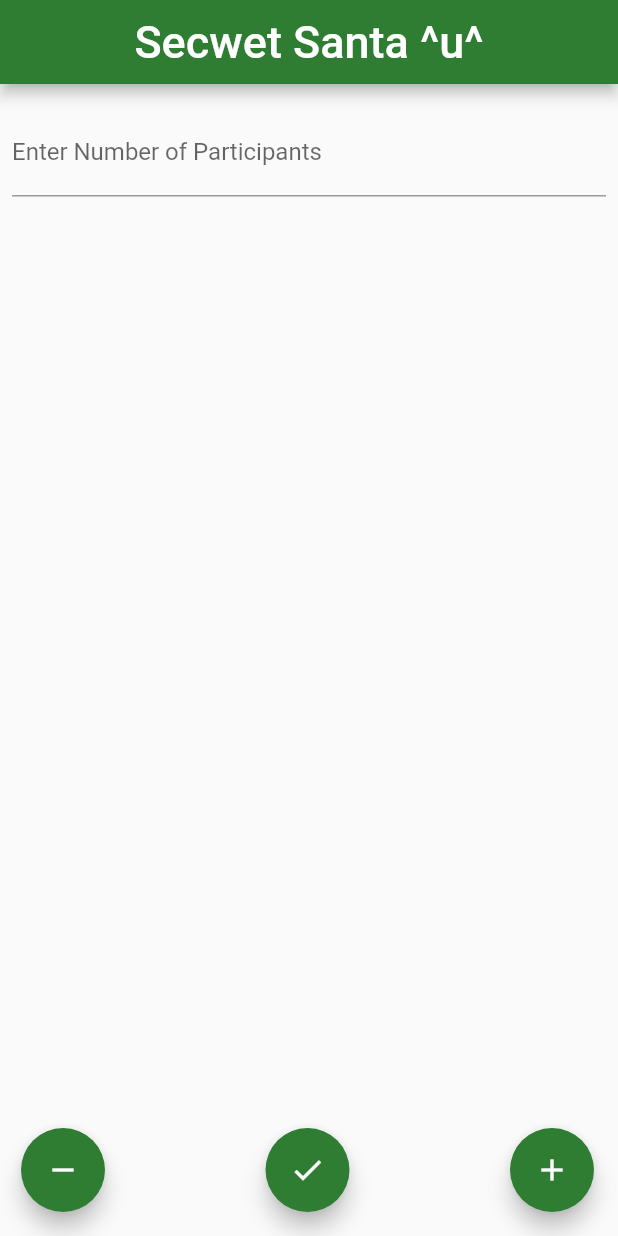
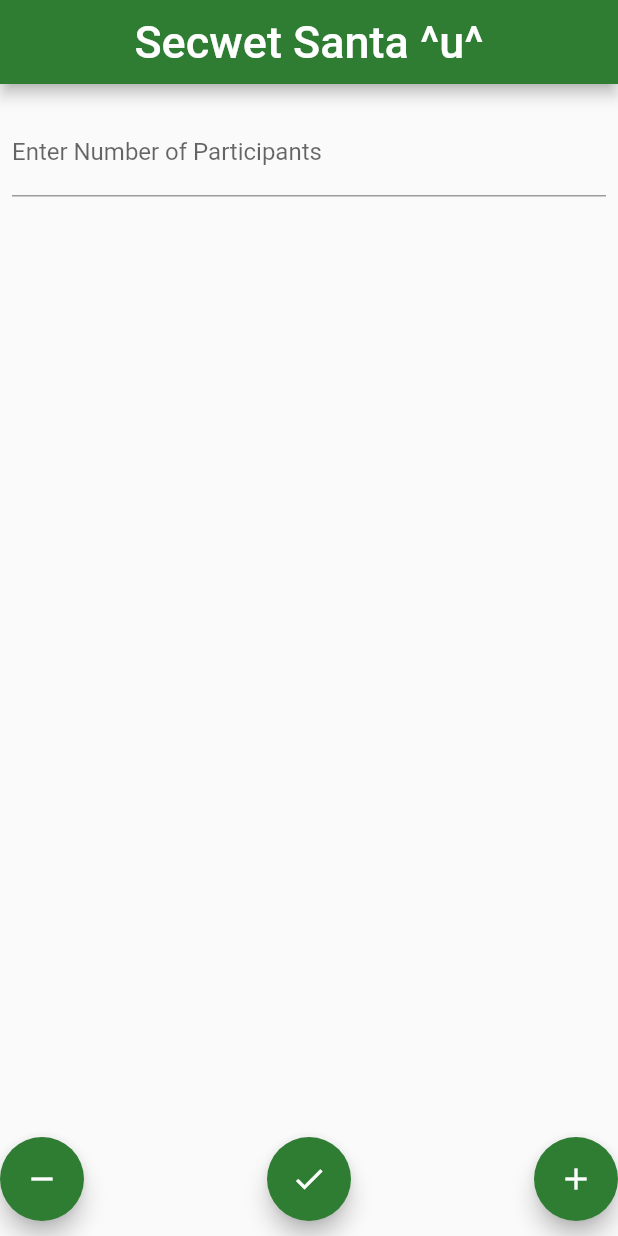
Before and after one commit to Wonton-Jon/Secret-Santa, a Flutter app: the screen it shows after launch, on a phone screen of 412 x 824 dp. Run offline on Flutter 3.47's test engine with Material 2 defaults, Android fonts, the phone set to English and light mode, and no system bars; missing offline and left inert: dart:ffi, flutter_email_sender.

Commit message:
modularized code and updated ui

```diff
--- a/secret_santa/lib/UserData.dart
+++ b/secret_santa/lib/UserData.dart
@@ -37,6 +37,7 @@ class UserData {
         child: Column(
           children: [
             nameTextField = TextField(
+              textInputAction: TextInputAction.next,
               onChanged: (value) {
                 print('vlaue is $value');
                 name = _nameController.text.trim();
@@ -61,6 +62,7 @@ class UserData {
               ),
             ),
             emailTextField = TextField(
+              textInputAction: TextInputAction.next,
               onChanged: (value) {
                 print('calue is $value');
                 email = _emailController.text.trim();
--- a/secret_santa/lib/main.dart
+++ b/secret_santa/lib/main.dart
@@ -89,7 +89,7 @@ class _MyHomePageState extends State<MyHomePage> {
   @override
   Widget build(BuildContext context) {
     return Scaffold(
-      resizeToAvoidBottomInset: false,
+      resizeToAvoidBottomInset: true,
       appBar: AppBar(
         title: Text(
           widget.title,
@@ -105,27 +105,18 @@ class _MyHomePageState extends State<MyHomePage> {
             mainAxisAlignment: MainAxisAlignment.start,
             children: <Widget>[
               getParticpantTextField(),
-              Padding(
-                  padding: const EdgeInsets.symmetric(
-                      horizontal: 25.0, vertical: 0.0),
-                  child: Text(
-                    getErrorMessage(errorCode),
-                    style: TextStyle(
-                        fontSize: 15,
-                        fontWeight: FontWeight.w500,
-                        color: Colors.red),
-                  )),
+              printErrorMessage(),
               //If the number of participants is zero, create an empty container,
               //Otherwise create the list of data
               participants == 0
                   ? Container()
                   : Container(
-
                       height: 550,
-                    decoration:  BoxDecoration(
-                      border: Border.all(color: Colors.transparent, width: 1.5),
-                      borderRadius: BorderRadius.circular(24)
-                    ),
+                      decoration: BoxDecoration(
+                          color: Colors.transparent,
+                          border:
+                              Border.all(color: Colors.transparent, width: 1.5),
+                          borderRadius: BorderRadius.circular(24)),
                       child: ListView.builder(
                         physics: AlwaysScrollableScrollPhysics(),
                         itemCount: participantList.length,
@@ -142,8 +133,11 @@ class _MyHomePageState extends State<MyHomePage> {
       //========================================================================
       // Placement for the increment and decrement buttons
       //========================================================================
-      floatingActionButton: Padding(
-        padding: EdgeInsets.only(left: 30),
+      bottomNavigationBar:
+      SizedBox(
+        height: 68,
+        child: Padding(
+          padding: EdgeInsets.only(bottom: 10),
           child: Row(
             crossAxisAlignment: CrossAxisAlignment.end,
             children: [
@@ -153,6 +147,7 @@ class _MyHomePageState extends State<MyHomePage> {
               Expanded(child: Container()),
               getIncrementDecrementButton(true)
             ],
+          ),
         ),
       ),
     );
@@ -194,6 +189,19 @@ class _MyHomePageState extends State<MyHomePage> {
     );
   }
 
+  Widget printErrorMessage() {
+    return Padding(
+            padding: const EdgeInsets.symmetric(
+                horizontal: 25.0, vertical: 0.0),
+            child: Text(
+              getErrorMessage(errorCode),
+              style: TextStyle(
+                  fontSize: 15,
+                  fontWeight: FontWeight.w500,
+                  color: Colors.red),
+            ));
+  }
+
   //==================================================================
   // Will return a button to increment of decrement the participants
   // count
@@ -206,7 +214,7 @@ class _MyHomePageState extends State<MyHomePage> {
     if (!isIncrement) {
       icon = Icons.remove;
       herotag = 'DecrementButton';
-    }//end if
+    } //end if
 
     return FloatingActionButton(
         child: new Icon(icon),
```
Lines whose indentation alone changed are shown as unchanged.
